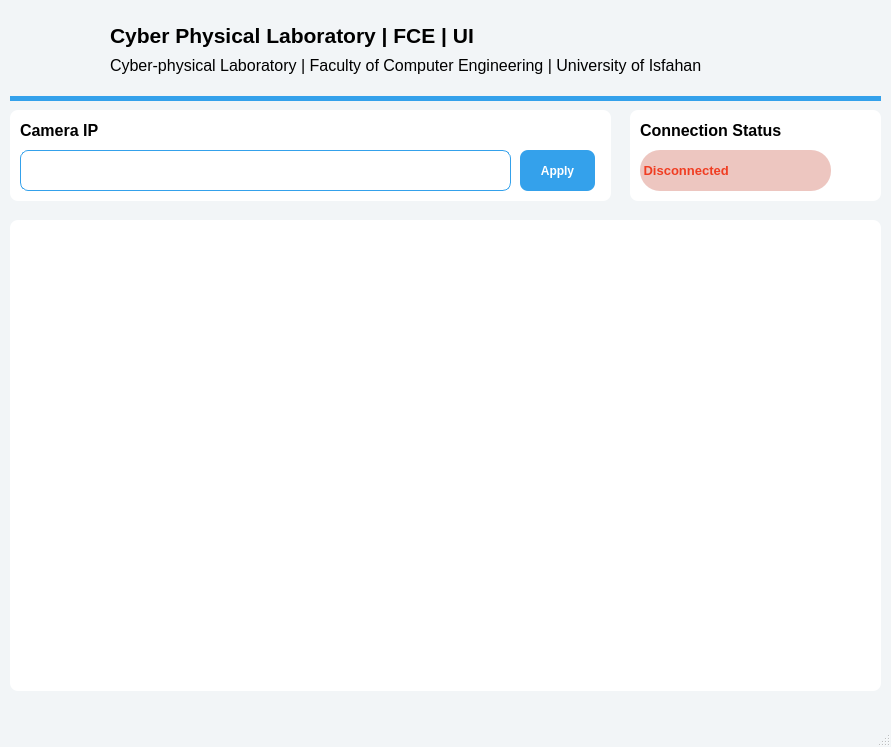
This is 4-User Interface/untitled/mainwindow.ui in pouriaSameti/industrial-pose-estimation as Qt 5 draws it before an edit. The edited form follows.
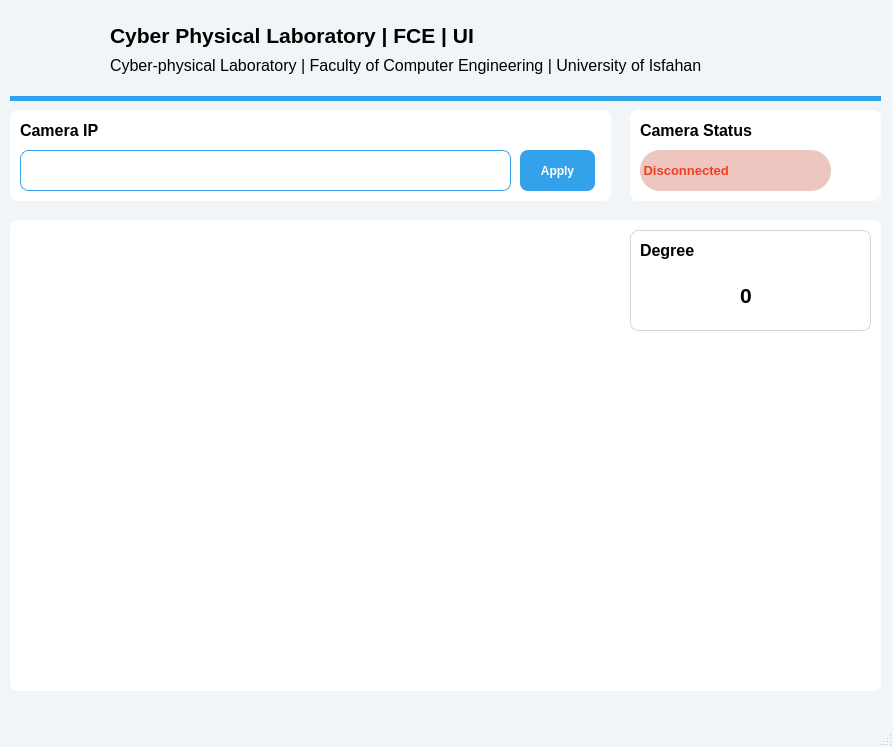
This is the edited form. Icons and pictures are not drawn.

Commit message: UI -> Add angle Detector to ui.

```diff
--- a/4-User Interface/untitled/mainwindow.ui
+++ b/4-User Interface/untitled/mainwindow.ui
@@ -6,7 +6,7 @@
    <rect>
     <x>0</x>
     <y>0</y>
-    <width>891</width>
+    <width>893</width>
     <height>747</height>
    </rect>
   </property>
@@ -206,7 +206,7 @@
       <rect>
        <x>0</x>
        <y>0</y>
-       <width>871</width>
+       <width>601</width>
        <height>471</height>
       </rect>
      </property>
@@ -214,6 +214,67 @@
       <string/>
      </property>
     </widget>
+    <widget class="QFrame" name="degreeFrame">
+     <property name="geometry">
+      <rect>
+       <x>620</x>
+       <y>10</y>
+       <width>241</width>
+       <height>101</height>
+      </rect>
+     </property>
+     <property name="styleSheet">
+      <string notr="true">QFrame#degreeFrame {
+	 border: 1px solid #d5d6d2;
+	background-color: white;
+	border-radius: 8px;
+}</string>
+     </property>
+     <property name="frameShape">
+      <enum>QFrame::Shape::StyledPanel</enum>
+     </property>
+     <property name="frameShadow">
+      <enum>QFrame::Shadow::Raised</enum>
+     </property>
+     <widget class="QLabel" name="labInfoLabel2_4">
+      <property name="geometry">
+       <rect>
+        <x>10</x>
+        <y>0</y>
+        <width>211</width>
+        <height>41</height>
+       </rect>
+      </property>
+      <property name="font">
+       <font>
+        <pointsize>12</pointsize>
+        <bold>true</bold>
+       </font>
+      </property>
+      <property name="text">
+       <string>Degree</string>
+      </property>
+     </widget>
+     <widget class="QLabel" name="degreeLabel">
+      <property name="geometry">
+       <rect>
+        <x>110</x>
+        <y>50</y>
+        <width>31</width>
+        <height>31</height>
+       </rect>
+      </property>
+      <property name="font">
+       <font>
+        <pointsize>16</pointsize>
+        <bold>true</bold>
+       </font>
+      </property>
+      <property name="text">
+       <string>0</string>
+      </property>
+     </widget>
+    </widget>
    </widget>
    <widget class="QFrame" name="statusFrame">
     <property name="geometry">
@@ -252,7 +313,7 @@
       </font>
      </property>
      <property name="text">
-      <string>Connection Status</string>
+      <string>Camera Status</string>
      </property>
     </widget>
     <widget class="QFrame" name="cameraStatusFrame">
```
Left out of the diff: 2 changed lines with no effect on the pictures. The commit also changes 5 other files.
